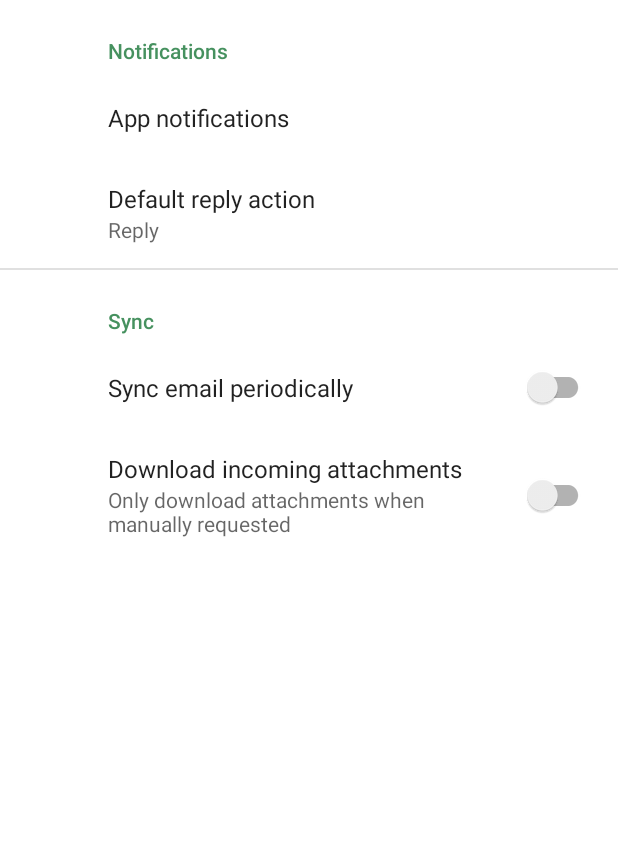
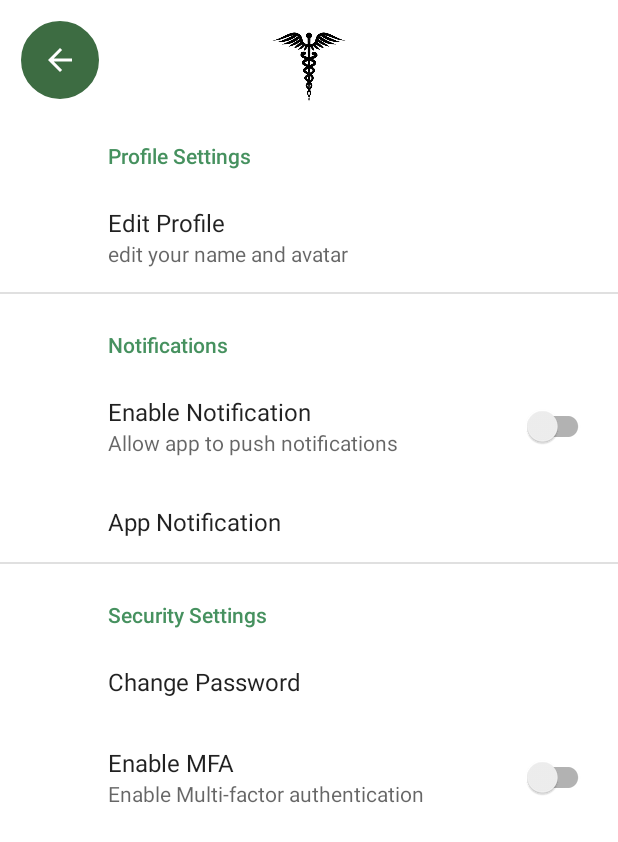
Before and after one commit to salhanyf/Epidaurus_MA, an Android app: the SettingsActivity screen opened directly, with no data from a screen before it, on a phone screen of 412 x 824 dp. Shown: the top 842 px of the screen. Run offline under Robolectric (Android 15) with nearby library versions, the phone set to English and light mode, and no system bars; our stand-ins replace androidx.preference.

Commit message:
app settings added

```diff
--- a/app/src/main/java/com/team11/epidaurus_ma/SettingsActivity.kt
+++ b/app/src/main/java/com/team11/epidaurus_ma/SettingsActivity.kt
@@ -1,31 +1,73 @@
 package com.team11.epidaurus_ma
 
+import android.content.Intent
+import android.os.Build
 import android.os.Bundle
+import android.provider.Settings
 import android.widget.ImageView
+import android.widget.Toast
 import androidx.appcompat.app.AppCompatActivity
 import androidx.preference.EditTextPreference
+import androidx.preference.Preference
 import androidx.preference.PreferenceFragmentCompat
+import androidx.preference.SwitchPreferenceCompat
 
 class SettingsActivity : AppCompatActivity() {
 
     override fun onCreate(savedInstanceState: Bundle?) {
         super.onCreate(savedInstanceState)
         setContentView(R.layout.settings_activity)
+
+        findViewById<ImageView>(R.id.backButton).setOnClickListener {
+            finish()
+        }
+
         if (savedInstanceState == null) {
             supportFragmentManager
                 .beginTransaction()
                 .replace(R.id.settings, SettingsFragment())
                 .commit()
         }
-        supportActionBar?.setDisplayHomeAsUpEnabled(true)
+        supportActionBar?.hide()
     }
 
     class SettingsFragment : PreferenceFragmentCompat() {
         override fun onCreatePreferences(savedInstanceState: Bundle?, rootKey: String?) {
             setPreferencesFromResource(R.xml.root_preferences, rootKey)
-            val EditTextPreference = findPreference<EditTextPreference>("notifications")
 
+            // Navigate to ProfileActivity when Edit Profile is clicked
+            findPreference<Preference>("edit_profile")?.setOnPreferenceClickListener {
+                startActivity(Intent(activity, ProfileActivity::class.java))
+                true
+            }
 
+            // Handle notification switch
+            findPreference<SwitchPreferenceCompat>("enable_notifications")?.apply {
+                onPreferenceChangeListener = Preference.OnPreferenceChangeListener { preference, newValue ->
+                    val enabled = newValue as Boolean
+                    // Handle the change
+                    Toast.makeText(context, "Notifications are ${if (enabled) "enabled" else "disabled"}", Toast.LENGTH_SHORT).show()
+                    true
+                }
+            }
+
+            findPreference<Preference>("app_notification")?.setOnPreferenceClickListener {
+                val intent = Intent().apply {
+                    when {
+                        true -> {
+                            action = Settings.ACTION_APP_NOTIFICATION_SETTINGS
+                            putExtra(Settings.EXTRA_APP_PACKAGE, context?.packageName)
+                        }
+                        else -> {
+                            action = "android.settings.APP_NOTIFICATION_SETTINGS"
+                            putExtra("app_package", context?.packageName)
+                            putExtra("app_uid", context?.applicationInfo?.uid)
+                        }
+                    }
+                }
+                startActivity(intent)
+                true
+            }
         }
     }
 }
--- a/app/src/main/java/com/team11/epidaurus_ma/VitalsActivity.kt
+++ b/app/src/main/java/com/team11/epidaurus_ma/VitalsActivity.kt
@@ -97,7 +97,7 @@ class VitalsActivity : AppCompatActivity(), CoroutineScope {
                 } catch (e: CancellationException) {
                     Log.d("VitalsActivity", "Coroutine was cancelled")
                 } catch (e: Exception) {
-                    Log.d("VitalsActivity", "Error detected")
+                    Log.e("MyActivity", "Error during network request", e)
                 }
             }
         }
--- a/app/src/main/res/layout/settings_activity.xml
+++ b/app/src/main/res/layout/settings_activity.xml
@@ -1,9 +1,55 @@
-<LinearLayout xmlns:android="http://schemas.android.com/apk/res/android"
+<?xml version="1.0" encoding="utf-8"?>
+<androidx.constraintlayout.widget.ConstraintLayout xmlns:android="http://schemas.android.com/apk/res/android"
+    xmlns:app="http://schemas.android.com/apk/res-auto"
     android:layout_width="match_parent"
     android:layout_height="match_parent">
 
+    <!-- Fixed Toolbar -->
+    <androidx.constraintlayout.widget.ConstraintLayout
+        android:id="@+id/topToolbar"
+        android:layout_width="match_parent"
+        android:layout_height="wrap_content"
+        android:orientation="horizontal"
+        app:layout_constraintEnd_toEndOf="parent"
+        app:layout_constraintStart_toStartOf="parent"
+        app:layout_constraintTop_toTopOf="parent">
+
+        <!-- Back Button -->
+        <ImageView
+            android:id="@+id/backButton"
+            android:layout_width="wrap_content"
+            android:layout_height="wrap_content"
+            android:layout_marginStart="14dp"
+            android:layout_marginTop="10dp"
+            android:background="@drawable/outlined_circle_green"
+            android:backgroundTint="@color/dark_green"
+            android:clickable="true"
+            android:focusable="true"
+            android:padding="14dp"
+            android:src="@drawable/baseline_arrow_back_24"
+            app:layout_constraintBottom_toBottomOf="parent"
+            app:layout_constraintStart_toStartOf="parent"
+            app:layout_constraintTop_toTopOf="parent" />
+
+        <!-- Logo/Image View -->
+        <ImageView
+            android:id="@+id/logoImageView"
+            android:layout_width="wrap_content"
+            android:layout_height="50dp"
+            android:layout_marginTop="20dp"
+            android:src="@drawable/epidaurus_logo"
+            app:layout_constraintBottom_toBottomOf="parent"
+            app:layout_constraintEnd_toEndOf="parent"
+            app:layout_constraintStart_toStartOf="parent"
+            app:layout_constraintTop_toTopOf="parent" />
+    </androidx.constraintlayout.widget.ConstraintLayout>
+
+    <!-- FrameLayout for SettingsFragment -->
     <FrameLayout
         android:id="@+id/settings"
         android:layout_width="match_parent"
-        android:layout_height="match_parent" />
-</LinearLayout>
+        android:layout_height="0dp"
+        app:layout_constraintTop_toBottomOf="@id/topToolbar"
+        app:layout_constraintBottom_toBottomOf="parent"/>
+
+</androidx.constraintlayout.widget.ConstraintLayout>
--- a/app/src/main/res/xml/root_preferences.xml
+++ b/app/src/main/res/xml/root_preferences.xml
@@ -1,34 +1,30 @@
 <PreferenceScreen xmlns:app="http://schemas.android.com/apk/res-auto">
 
-    <PreferenceCategory app:title="@string/notifications_header">
-
-        <EditTextPreference
-            app:key="notifications"
-            app:title="@string/app_notification_title" />
-
-        <ListPreference
-            app:defaultValue="reply"
-            app:entries="@array/reply_entries"
-            app:entryValues="@array/reply_values"
-            app:key="reply"
-            app:title="@string/reply_title"
-            app:useSimpleSummaryProvider="true" />
-
+    <PreferenceCategory app:title="Profile Settings">
+        <Preference
+            app:key="edit_profile"
+            app:title="Edit Profile"
+            app:summary="edit your name and avatar"/>
     </PreferenceCategory>
 
-    <PreferenceCategory app:title="@string/sync_header">
-
+    <PreferenceCategory app:title="@string/notifications_header">
         <SwitchPreferenceCompat
-            app:key="sync"
-            app:title="@string/sync_title" />
-
-        <SwitchPreferenceCompat
-            app:dependency="sync"
-            app:key="attachment"
-            app:summaryOff="@string/attachment_summary_off"
-            app:summaryOn="@string/attachment_summary_on"
-            app:title="@string/attachment_title" />
-
+            app:key="enable_notifications"
+            app:title="Enable Notification"
+            app:summary="Allow app to push notifications"/>
+        <Preference
+            app:key="app_notification"
+            app:title="App Notification"
+            app:summary=""/>
     </PreferenceCategory>
 
+    <PreferenceCategory app:title="Security Settings">
+        <Preference
+            app:key="change_password"
+            app:title="Change Password"/>
+        <SwitchPreferenceCompat
+            app:key="enable_2fa"
+            app:title="Enable MFA"
+            app:summary="Enable Multi-factor authentication"/>
+    </PreferenceCategory>
 </PreferenceScreen>
```
